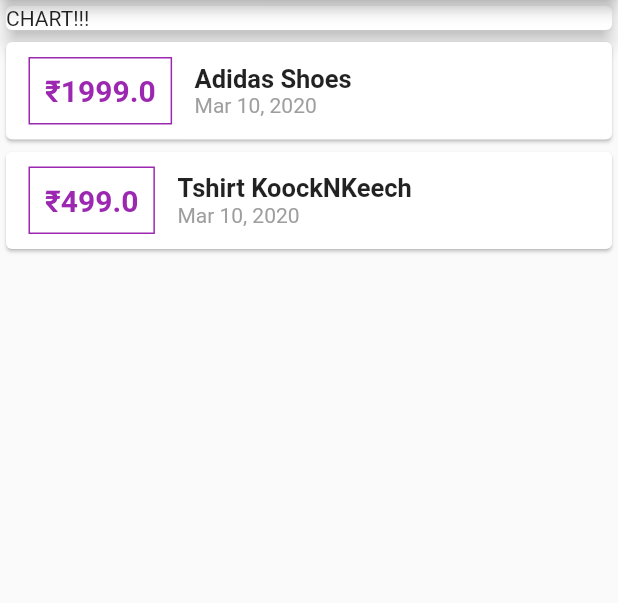
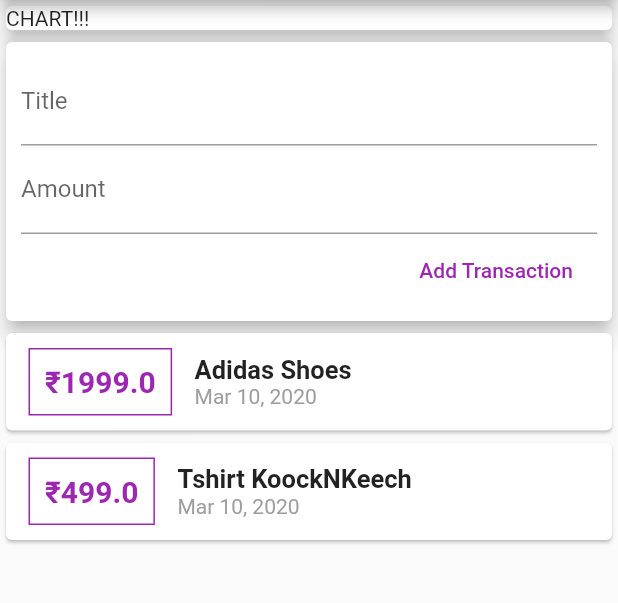
Before and after one commit to surajrocks1997/Personal-Expenses-App, a Flutter app: the screen it shows after launch, on a phone screen of 412 x 824 dp, the part 84-687 px from its top. Run offline on Flutter 3.47's test engine with Material 2 defaults, Android fonts, the phone set to English and light mode, and no system bars.

Commit message:
text input widget added

```diff
--- a/lib/main.dart
+++ b/lib/main.dart
@@ -37,12 +37,36 @@ class MyHomePage extends StatelessWidget {
         title: Text('Personal Expenses'),
       ),
       body: Column(
+        crossAxisAlignment: CrossAxisAlignment.stretch,
+        mainAxisAlignment: MainAxisAlignment.start,
         children: <Widget>[
           Container(
             width: double.infinity,
             child: Card(
               child: Text('CHART!!!'),
               elevation: 5,
+            ),
+          ),
+          Card(
+            elevation: 5,
+            child: Container(
+              padding: EdgeInsets.all(10),
+              child: Column(
+                crossAxisAlignment: CrossAxisAlignment.end,
+                children: <Widget>[
+                  TextField(
+                    decoration: InputDecoration(labelText: 'Title'),
+                  ),
+                  TextField(
+                    decoration: InputDecoration(labelText: 'Amount'),
+                  ),
+                  FlatButton(
+                    onPressed: () {},
+                    child: Text('Add Transaction'),
+                    textColor: Colors.purple,
+                  )
+                ],
+              ),
             ),
           ),
           Column(
```
